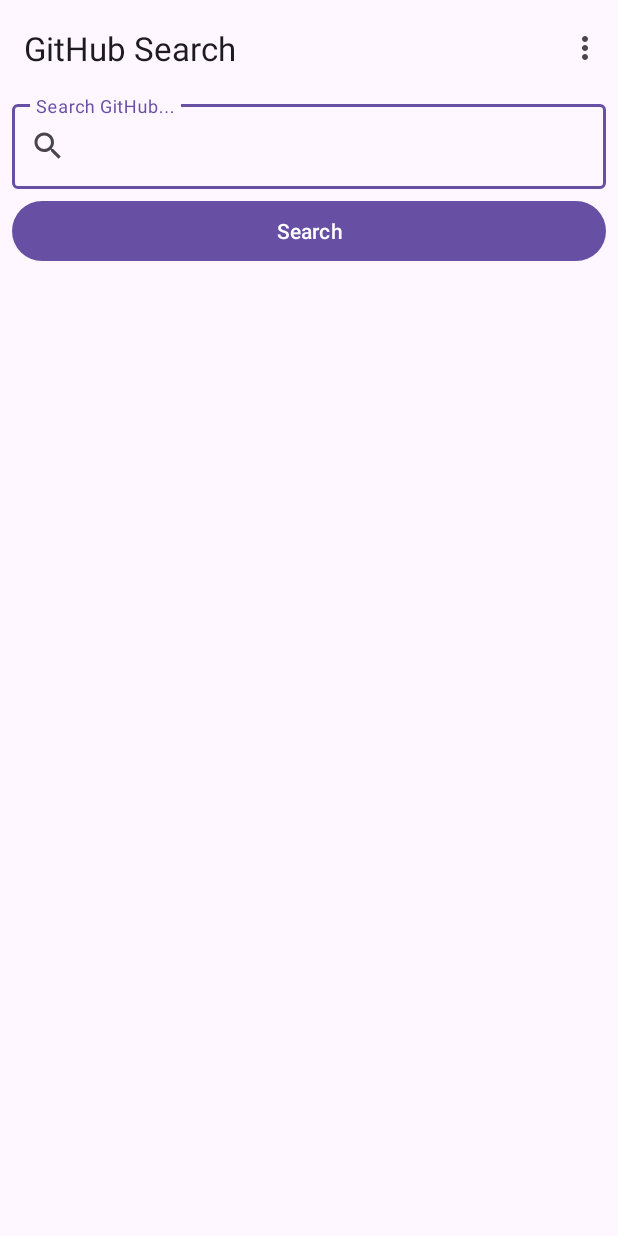
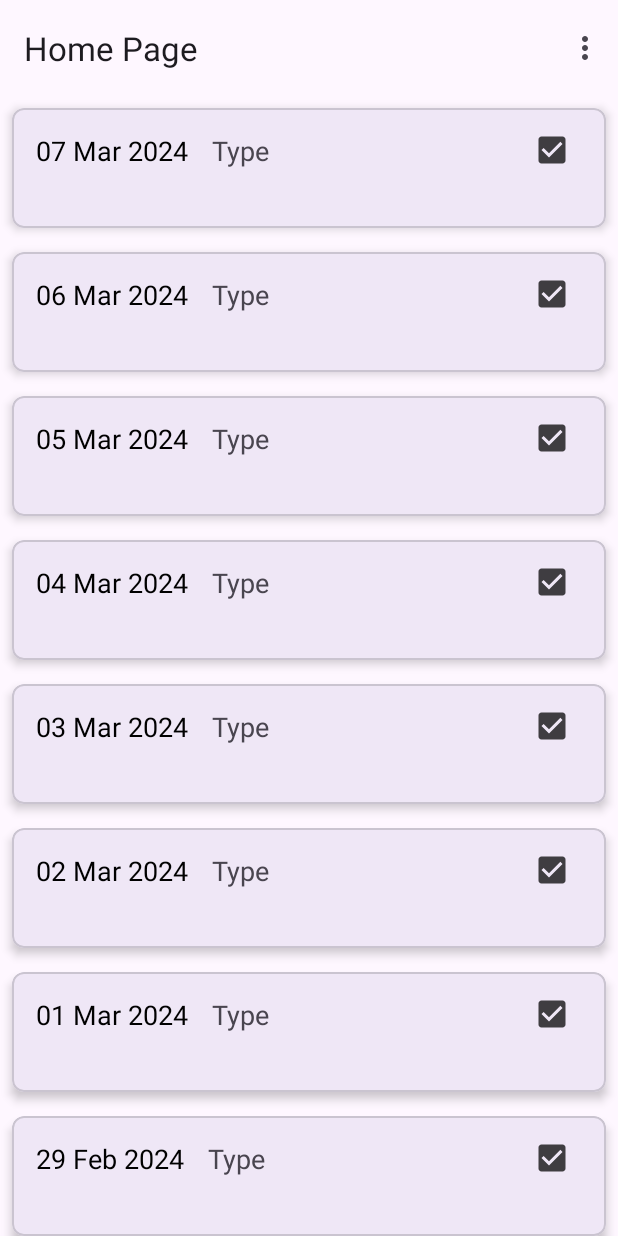
Before and after one commit to nelscart/CS-492-Final-Project, an Android app: the screen it shows after launch (MainActivity), on a phone screen of 412 x 824 dp. Run offline under Robolectric (Android 15) with nearby library versions, the phone set to English and light mode, and no system bars; our stand-ins replace navigation-ui.

Commit message:
Made Simple Home Page

```diff
--- /dev/null
+++ b/app/src/main/java/edu/oregonstate/cs492/githubsearchwithsettings/ui/HomePageAdapter.kt
@@ -0,0 +1,30 @@
+package edu.oregonstate.cs492.githubsearchwithsettings.ui
+
+
+import android.view.LayoutInflater
+import android.view.View
+import android.view.ViewGroup
+import android.widget.TextView
+import androidx.recyclerview.widget.RecyclerView
+import edu.oregonstate.cs492.githubsearchwithsettings.R
+
+class HomePageAdapter(private val dates: List<String>) : RecyclerView.Adapter<HomePageAdapter.ViewHolder>() {
+
+    override fun onCreateViewHolder(parent: ViewGroup, viewType: Int): ViewHolder {
+        val view = LayoutInflater.from(parent.context).inflate(R.layout.log_workout_item, parent, false)
+        return ViewHolder(view)
+    }
+
+    override fun onBindViewHolder(holder: ViewHolder, position: Int) {
+        val date = dates[position]
+        holder.dateTextView.text = date
+    }
+
+    override fun getItemCount(): Int {
+        return dates.size
+    }
+
+    class ViewHolder(itemView: View) : RecyclerView.ViewHolder(itemView) {
+        val dateTextView: TextView = itemView.findViewById(R.id.dateTextView)
+    }
+}
--- /dev/null
+++ b/app/src/main/java/edu/oregonstate/cs492/githubsearchwithsettings/ui/HomePageFragment.kt
@@ -0,0 +1,48 @@
+package edu.oregonstate.cs492.githubsearchwithsettings.ui
+
+import android.os.Bundle
+
+import android.view.LayoutInflater
+import android.view.View
+import android.view.ViewGroup
+import androidx.fragment.app.Fragment
+import androidx.recyclerview.widget.LinearLayoutManager
+import androidx.recyclerview.widget.RecyclerView
+import edu.oregonstate.cs492.githubsearchwithsettings.R
+import java.text.SimpleDateFormat
+import java.util.*
+
+class HomePageFragment : Fragment() {
+
+    private lateinit var recyclerView: RecyclerView
+    private lateinit var adapter: HomePageAdapter
+
+    override fun onCreateView(
+        inflater: LayoutInflater, container: ViewGroup?,
+        savedInstanceState: Bundle?
+    ): View? {
+        val rootView = inflater.inflate(R.layout.fragment_home_page, container, false)
+
+        recyclerView = rootView.findViewById(R.id.recycler_view)
+        recyclerView.layoutManager = LinearLayoutManager(activity)
+
+        val dates = generateDates()
+        adapter = HomePageAdapter(dates)
+        recyclerView.adapter = adapter
+
+        return rootView
+    }
+
+    private fun generateDates(): List<String> {
+        val dates = mutableListOf<String>()
+        val sdf = SimpleDateFormat("dd MMM yyyy", Locale.getDefault())
+        val calendar = Calendar.getInstance()
+
+        repeat(15) {
+            dates.add(sdf.format(calendar.time))
+            calendar.add(Calendar.DAY_OF_MONTH, -1) // Go back one day
+        }
+
+        return dates
+    }
+}
--- /dev/null
+++ b/app/src/main/res/drawable/baseline_check_box_24.xml
@@ -0,0 +1,5 @@
+<vector android:alpha="0.74" android:height="24dp"
+    android:tint="#000000" android:viewportHeight="24"
+    android:viewportWidth="24" android:width="24dp" xmlns:android="http://schemas.android.com/apk/res/android">
+    <path android:fillColor="@android:color/white" android:pathData="M19,3L5,3c-1.11,0 -2,0.9 -2,2v14c0,1.1 0.89,2 2,2h14c1.11,0 2,-0.9 2,-2L21,5c0,-1.1 -0.89,-2 -2,-2zM10,17l-5,-5 1.41,-1.41L10,14.17l7.59,-7.59L19,8l-9,9z"/>
+</vector>
--- /dev/null
+++ b/app/src/main/res/layout/fragment_home_page.xml
@@ -0,0 +1,30 @@
+<?xml version="1.0" encoding="utf-8"?>
+<androidx.coordinatorlayout.widget.CoordinatorLayout
+    xmlns:android="http://schemas.android.com/apk/res/android"
+    android:id="@+id/coordinator_layout"
+    android:layout_width="match_parent"
+    android:layout_height="match_parent">
+
+    <androidx.recyclerview.widget.RecyclerView
+        android:id="@+id/recycler_view"
+        android:layout_width="match_parent"
+        android:layout_height="match_parent" />
+
+    <TextView
+        android:id="@+id/tv_loading_error"
+        android:layout_width="wrap_content"
+        android:layout_height="wrap_content"
+        android:padding="16dp"
+        android:textAppearance="?attr/textAppearanceBody1"
+        android:textColor="?attr/colorError"
+        android:visibility="invisible" />
+
+    <com.google.android.material.progressindicator.CircularProgressIndicator
+        android:id="@+id/loading_indicator"
+        android:layout_width="wrap_content"
+        android:layout_height="wrap_content"
+        android:indeterminate="true"
+        android:layout_gravity="center"
+        android:visibility="invisible" />
+
+</androidx.coordinatorlayout.widget.CoordinatorLayout>
--- /dev/null
+++ b/app/src/main/res/layout/log_workout_item.xml
@@ -0,0 +1,64 @@
+<?xml version="1.0" encoding="utf-8"?>
+<com.google.android.material.card.MaterialCardView
+    xmlns:android="http://schemas.android.com/apk/res/android"
+    xmlns:app="http://schemas.android.com/apk/res-auto"
+    android:layout_width="match_parent"
+    android:layout_height="wrap_content"
+    android:layout_margin="8dp"
+    app:cardCornerRadius="8dp"
+    app:cardElevation="4dp">
+
+    <androidx.constraintlayout.widget.ConstraintLayout
+        android:layout_width="match_parent"
+        android:layout_height="wrap_content"
+        android:padding="16dp">
+
+        <TextView
+            android:id="@+id/dateTextView"
+            android:layout_width="wrap_content"
+            android:layout_height="wrap_content"
+            android:textAppearance="?android:textAppearanceMedium"
+            android:textColor="@android:color/black"
+            app:layout_constraintStart_toStartOf="parent"
+            app:layout_constraintTop_toTopOf="parent" />
+
+        <TextView
+            android:id="@+id/yearTextView"
+            android:layout_width="wrap_content"
+            android:layout_height="wrap_content"
+            android:textAppearance="?android:textAppearanceSmall"
+            android:textColor="@android:color/black"
+            app:layout_constraintStart_toStartOf="@id/dateTextView"
+            app:layout_constraintTop_toBottomOf="@id/dateTextView"
+            android:layout_marginTop="4dp"/>
+
+        <TextView
+            android:id="@+id/typeTextView"
+            android:layout_width="wrap_content"
+            android:layout_height="wrap_content"
+            android:textAppearance="?android:textAppearanceMedium"
+            android:text="Type"
+            app:layout_constraintStart_toEndOf="@id/dateTextView"
+            app:layout_constraintTop_toTopOf="parent"
+            android:layout_marginStart="16dp"
+            android:layout_marginEnd="8dp" />
+
+        <ImageView
+            android:id="@+id/iconImageView"
+            android:layout_width="24dp"
+            android:layout_height="24dp"
+            app:srcCompat="@drawable/baseline_check_box_24"
+            app:layout_constraintEnd_toEndOf="parent"
+            app:layout_constraintTop_toTopOf="parent"
+            android:layout_marginEnd="8dp" />
+
+        <androidx.constraintlayout.widget.Barrier
+            android:id="@+id/barrier1"
+            android:layout_width="wrap_content"
+            android:layout_height="wrap_content"
+            app:barrierDirection="end"
+            app:constraint_referenced_ids="dateTextView,typeTextView" />
+
+    </androidx.constraintlayout.widget.ConstraintLayout>
+
+</com.google.android.material.card.MaterialCardView>
--- a/app/src/main/res/navigation/main_nav_graph.xml
+++ b/app/src/main/res/navigation/main_nav_graph.xml
@@ -3,7 +3,7 @@
     xmlns:android="http://schemas.android.com/apk/res/android"
     xmlns:app="http://schemas.android.com/apk/res-auto"
     android:id="@+id/main_nav_graph"
-    app:startDestination="@id/github_search">
+    app:startDestination="@id/home_page_fragment">
 
     <action
         android:id="@+id/navigate_to_settings"
@@ -32,4 +32,11 @@
         android:label="@string/label_settings"
         android:name="edu.oregonstate.cs492.githubsearchwithsettings.ui.SettingsFragment" />
 
+    <fragment
+        android:id="@+id/home_page_fragment"
+        android:name="edu.oregonstate.cs492.githubsearchwithsettings.ui.HomePageFragment"
+        android:label="Home Page"
+        />
+
+
 </navigation>
```
